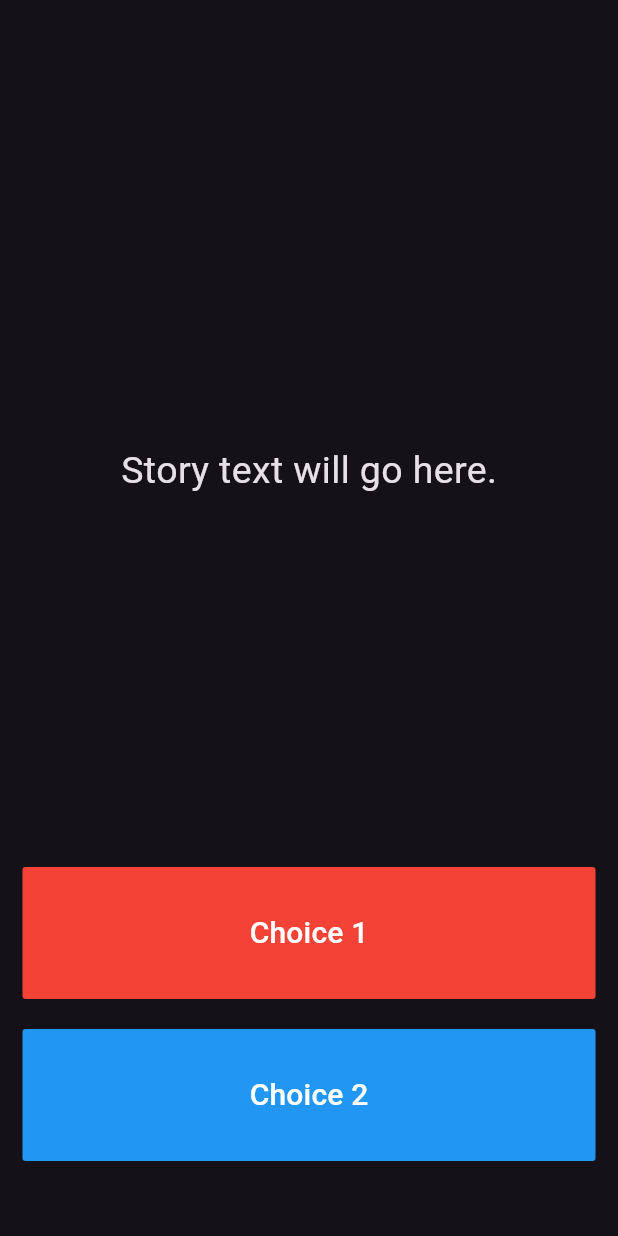
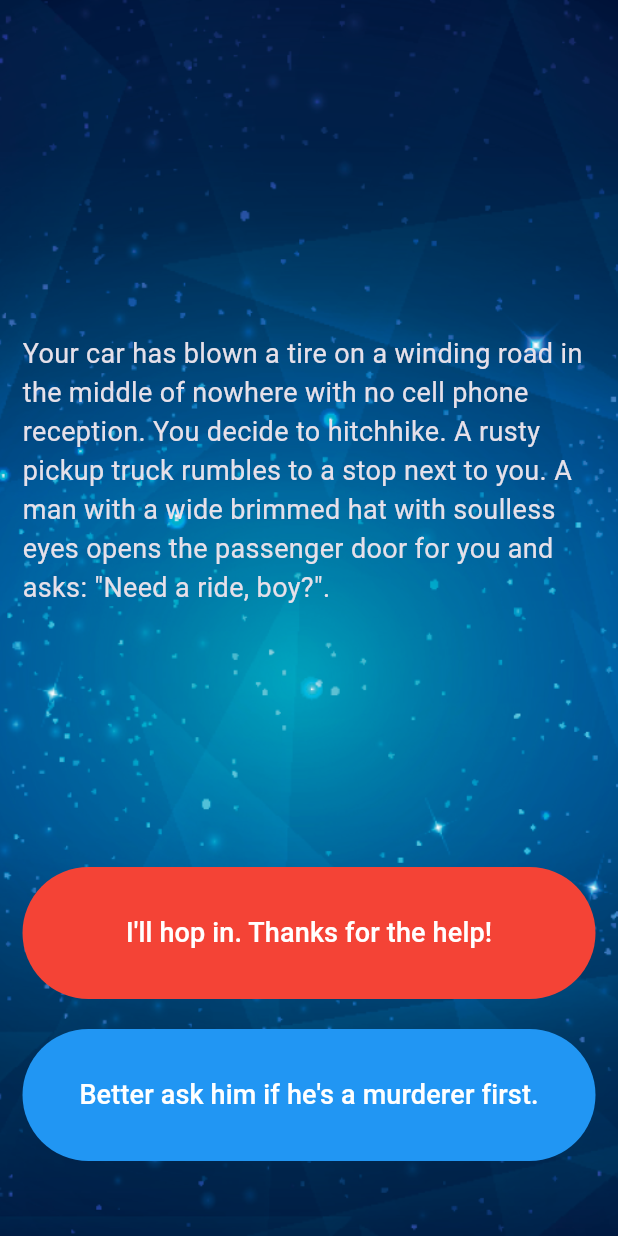
Before and after one commit to sergeyruppel/destiny-app-flutter, a Flutter app: the screen it shows after launch, on a phone screen of 412 x 824 dp. Run offline on Flutter 3.47's test engine with Material 3 defaults, Android fonts, the phone set to English and light mode, and no system bars.

Commit message:
Logic implementation

```diff
--- a/lib/main.dart
+++ b/lib/main.dart
@@ -1,32 +1,48 @@
+import 'package:destiny_app_flutter/story_logic.dart';
 import 'package:flutter/material.dart';
 
-//TODO: Step 15 - Run the app and see if you can see the screen update with the first story. Delete this TODO if it looks as you expected.
+// Step 15 - Run the app and see if you can see the screen update with the first story. Delete this \TODO if it looks as you expected.
 
-void main() => runApp(Destini());
+void main() => runApp(const Destini());
 
 class Destini extends StatelessWidget {
+  const Destini({super.key});
+
+  @override
   Widget build(BuildContext context) {
     return MaterialApp(
       theme: ThemeData.dark(),
-      home: StoryPage(),
+      home: const StoryPage(),
     );
   }
 }
 
-//TODO: Step 9 - Create a new storyBrain object from the StoryBrain class.
+// Step 9 - Create a new storyBrain object from the StoryBrain class.
+final storyLogic = StoryLogic();
 
 class StoryPage extends StatefulWidget {
+  const StoryPage({super.key});
+
+  @override
   _StoryPageState createState() => _StoryPageState();
 }
 
 class _StoryPageState extends State<StoryPage> {
+  final title = storyLogic.getStory();
+
   @override
   Widget build(BuildContext context) {
     return Scaffold(
       body: Container(
-        //TODO: Step 1 - Add background.png to this Container as a background image.
-        padding: EdgeInsets.symmetric(vertical: 50.0, horizontal: 15.0),
-        constraints: BoxConstraints.expand(),
+        // Step 1 - Add background.png to this Container as a background image.
+        decoration: const BoxDecoration(
+          image: DecorationImage(
+            image: AssetImage('assets/background.png'),
+            fit: BoxFit.cover,
+          ),
+        ),
+        padding: const EdgeInsets.symmetric(vertical: 50.0, horizontal: 15.0),
+        constraints: const BoxConstraints.expand(),
         child: SafeArea(
           child: Column(
             crossAxisAlignment: CrossAxisAlignment.stretch,
@@ -35,49 +51,66 @@
                 flex: 12,
                 child: Center(
                   child: Text(
-                    //TODO: Step 10 - use the storyBrain to get the first story title and display it in this Text Widget.
-                    'Story text will go here.',
-                    style: TextStyle(
-                      fontSize: 25.0,
+                    // Step 10 - use the storyBrain to get the first story title and display it in this Text Widget.
+                    // 'Story text will go here.',
+                    storyLogic.getStory(),
+                    style: const TextStyle(
+                      fontSize: 18.0,
                     ),
                   ),
                 ),
               ),
               Expanded(
                 flex: 2,
-                child: FlatButton(
+                child: TextButton(
                   onPressed: () {
                     //Choice 1 made by user.
-                    //TODO: Step 18 - Call the nextStory() method from storyBrain and pass the number 1 as the choice made by the user.
+                    // Step 18 - Call the nextStory() method from storyBrain and pass the number 1 as the choice made by the user.
+                    storyLogic.nextStory(1);
                   },
-                  color: Colors.red,
+
+                  // color: Colors.red,
+                  style: ButtonStyle(
+                    backgroundColor: WidgetStateProperty.all<Color>(Colors.red),
+                    foregroundColor:
+                        WidgetStateProperty.all<Color>(Colors.white),
+                  ),
                   child: Text(
-                    //TODO: Step 13 - Use the storyBrain to get the text for choice 1.
-                    'Choice 1',
-                    style: TextStyle(
-                      fontSize: 20.0,
+                    // Step 13 - Use the storyBrain to get the text for choice 1.
+                    // 'Choice 1',
+                    storyLogic.getChoice1(),
+                    style: const TextStyle(
+                      fontSize: 18.0,
                     ),
                   ),
                 ),
               ),
-              SizedBox(
+              const SizedBox(
                 height: 20.0,
               ),
               Expanded(
                 flex: 2,
                 //TODO: Step 26 - Use a Flutter Visibility Widget to wrap this FlatButton.
                 //TODO: Step 28 - Set the "visible" property of the Visibility Widget to equal the output from the buttonShouldBeVisible() method in the storyBrain.
-                child: FlatButton(
+                child: TextButton(
                   onPressed: () {
                     //Choice 2 made by user.
-                    //TODO: Step 19 - Call the nextStory() method from storyBrain and pass the number 2 as the choice made by the user.
+                    // Step 19 - Call the nextStory() method from storyBrain and pass the number 2 as the choice made by the user.
+                    storyLogic.nextStory(2);
                   },
-                  color: Colors.blue,
+                  // color: Colors.blue,
+                  style: ButtonStyle(
+                    backgroundColor:
+                        WidgetStateProperty.all<Color>(Colors.blue),
+                    foregroundColor:
+                        WidgetStateProperty.all<Color>(Colors.white),
+                  ),
                   child: Text(
-                    //TODO: Step 14 - Use the storyBrain to get the text for choice 2.
-                    'Choice 2',
-                    style: TextStyle(
-                      fontSize: 20.0,
+                    // Step 14 - Use the storyBrain to get the text for choice 2.
+                    // 'Choice 2',
+                    storyLogic.getChoice2(),
+                    style: const TextStyle(
+                      fontSize: 18.0,
                     ),
                   ),
                 ),
--- a/lib/story.dart
+++ b/lib/story.dart
@@ -1,5 +1,14 @@
-//TODO: Step 2 - Create a new class called Story.
+// Step 2 - Create a new class called Story.
 
-//TODO: Step 3 - Create 3 properties for this class, A. storyTitle to store the story text. B. choice1 to store the text for choice 1, C. choice2 to store the text for choice 2.
+// Step 3 - Create 3 properties for this class, A. storyTitle to store the story text. B. choice1 to store the text for choice 1, C. choice2 to store the text for choice 2.
 
-//TODO: Step 4 - Create a Constructor for this class to be able to initialise the properties created in step 3.
+// Step 4 - Create a Constructor for this class to be able to initialise the properties created in step 3.
+
+class Story {
+  final String storyTitle;
+  final String choice1;
+  final String choice2;
+
+  Story(
+      {required this.storyTitle, required this.choice1, required this.choice2});
+}
--- a/lib/story_logic.dart
+++ b/lib/story_logic.dart
@@ -1,59 +1,79 @@
-//TODO: Step 6 - import the story.dart file into this file.
+// Step 6 - import the story.dart file into this file.
 
-//TODO: Step 5 - Create a new class called StoryBrain.
+import 'package:destiny_app_flutter/story.dart';
 
-//TODO: Step 7 - Uncomment the lines below to include storyData as a private property in StoryBrain. Hint: You might need to change something in story.dart to make this work.
+// Step 5 - Create a new class called StoryBrain.
 
-//List<Story> _storyData = [
-//  Story(
-//      storyTitle:
-//      'Your car has blown a tire on a winding road in the middle of nowhere with no cell phone reception. You decide to hitchhike. A rusty pickup truck rumbles to a stop next to you. A man with a wide brimmed hat with soulless eyes opens the passenger door for you and asks: "Need a ride, boy?".',
-//      choice1: 'I\'ll hop in. Thanks for the help!',
-//      choice2: 'Better ask him if he\'s a murderer first.'),
-//  Story(
-//      storyTitle: 'He nods slowly, unphased by the question.',
-//      choice1: 'At least he\'s honest. I\'ll climb in.',
-//      choice2: 'Wait, I know how to change a tire.'),
-//  Story(
-//      storyTitle:
-//      'As you begin to drive, the stranger starts talking about his relationship with his mother. He gets angrier and angrier by the minute. He asks you to open the glovebox. Inside you find a bloody knife, two severed fingers, and a cassette tape of Elton John. He reaches for the glove box.',
-//      choice1: 'I love Elton John! Hand him the cassette tape.',
-//      choice2: 'It\'s him or me! You take the knife and stab him.'),
-//  Story(
-//      storyTitle:
-//      'What? Such a cop out! Did you know traffic accidents are the second leading cause of accidental death for most adult age groups?',
-//      choice1: 'Restart',
-//      choice2: ''),
-//  Story(
-//      storyTitle:
-//      'As you smash through the guardrail and careen towards the jagged rocks below you reflect on the dubious wisdom of stabbing someone while they are driving a car you are in.',
-//      choice1: 'Restart',
-//      choice2: ''),
-//  Story(
-//      storyTitle:
-//      'You bond with the murderer while crooning verses of "Can you feel the love tonight". He drops you off at the next town. Before you go he asks you if you know any good places to dump bodies. You reply: "Try the pier".',
-//      choice1: 'Restart',
-//      choice2: '')
-//];
+class StoryLogic {
+// Step 7 - Uncomment the lines below to include storyData as a private property in StoryBrain. Hint: You might need to change something in story.dart to make this work.
+
+  final List<Story> _storyData = [
+    Story(
+        storyTitle:
+            'Your car has blown a tire on a winding road in the middle of nowhere with no cell phone reception. You decide to hitchhike. A rusty pickup truck rumbles to a stop next to you. A man with a wide brimmed hat with soulless eyes opens the passenger door for you and asks: "Need a ride, boy?".',
+        choice1: 'I\'ll hop in. Thanks for the help!',
+        choice2: 'Better ask him if he\'s a murderer first.'),
+    Story(
+        storyTitle: 'He nods slowly, unphased by the question.',
+        choice1: 'At least he\'s honest. I\'ll climb in.',
+        choice2: 'Wait, I know how to change a tire.'),
+    Story(
+        storyTitle:
+            'As you begin to drive, the stranger starts talking about his relationship with his mother. He gets angrier and angrier by the minute. He asks you to open the glovebox. Inside you find a bloody knife, two severed fingers, and a cassette tape of Elton John. He reaches for the glove box.',
+        choice1: 'I love Elton John! Hand him the cassette tape.',
+        choice2: 'It\'s him or me! You take the knife and stab him.'),
+    Story(
+        storyTitle:
+            'What? Such a cop out! Did you know traffic accidents are the second leading cause of accidental death for most adult age groups?',
+        choice1: 'Restart',
+        choice2: ''),
+    Story(
+        storyTitle:
+            'As you smash through the guardrail and careen towards the jagged rocks below you reflect on the dubious wisdom of stabbing someone while they are driving a car you are in.',
+        choice1: 'Restart',
+        choice2: ''),
+    Story(
+        storyTitle:
+            'You bond with the murderer while crooning verses of "Can you feel the love tonight". He drops you off at the next town. Before you go he asks you if you know any good places to dump bodies. You reply: "Try the pier".',
+        choice1: 'Restart',
+        choice2: '')
+  ];
 
 //TODO: Step 23 - Use the storyNumber property inside getStory(), getChoice1() and getChoice2() so that it gets the updated story and choices rather than always just the first (0th) one.
 
-//TODO: Step 8 - Create a method called getStory() that returns the first storyTitle from _storyData.
+// Step 8 - Create a method called getStory() that returns the first storyTitle from _storyData.
+  String getStory() {
+    return _storyData[0].storyTitle;
+  }
 
-//TODO: Step 11 - Create a method called getChoice1() that returns the text for the first choice1 from _storyData.
+// Step 11 - Create a method called getChoice1() that returns the text for the first choice1 from _storyData.
+  String getChoice1() {
+    return _storyData[0].choice1;
+  }
 
-//TODO: Step 12 - Create a method called getChoice2() that returns the text for the first choice2 from _storyData.
+// Step 12 - Create a method called getChoice2() that returns the text for the first choice2 from _storyData.
+  String getChoice2() {
+    return _storyData[0].choice2;
+  }
 
 //TODO: Step 25 - Change the storyNumber property into a private property so that only story_brain.dart has access to it. You can do this by right clicking on the name (storyNumber) and selecting Refactor -> Rename to make the change across all the places where it's used.
 
-//TODO: Step 16 - Create a property called storyNumber which starts with a value of 0. This will be used to track which story the user is currently viewing.
+// Step 16 - Create a property called storyNumber which starts with a value of 0. This will be used to track which story the user is currently viewing.
+  var storyNumber = 0;
 
-//TODO: Step 17 - Create a method called nextStory(), it should not have any outputs but it should have 1 input called choiceNumber which will be the choice number (int) made by the user.
+// Step 17 - Create a method called nextStory(), it should not have any outputs but it should have 1 input called choiceNumber which will be the choice number (int) made by the user.
+  void nextStory(int choiceNumber) {
+// Step 20 - Download the story plan here: https://drive.google.com/uc?export=download&id=1KU6EghkO9Hf2hRM0756xFHgNaZyGCou3
 
-//TODO: Step 20 - Download the story plan here: https://drive.google.com/uc?export=download&id=1KU6EghkO9Hf2hRM0756xFHgNaZyGCou3
-
-//TODO: Step 21 - Using the story plan, update nextStory() to change the storyNumber depending on the choice made by the user. e.g. if choiceNumber was equal to 1 and the storyNumber is 0, the storyNumber should become 2.
+// Step 21 - Using the story plan, update nextStory() to change the storyNumber depending on the choice made by the user. e.g. if choiceNumber was equal to 1 and the storyNumber is 0, the storyNumber should become 2.
+    if (choiceNumber == 1 && storyNumber == 0) {
+      storyNumber = 2;
+    } else {
+      storyNumber = 1;
+    }
 
 //TODO: Step 22 - In nextStory() if the storyNumber is equal to 3 or 4 or 5, that means it's the end of the game and it should call a method called restart() that resets the storyNumber to 0.
+  }
 
 //TODO: Step 27 - Create a method called buttonShouldBeVisible() which checks to see if storyNumber is 0 or 1 or 2 (when both buttons should show choices) and return true if that is the case, else it should return false.
+}
--- a/pubspec.yaml
+++ b/pubspec.yaml
@@ -17,3 +17,5 @@
 
 flutter:
   uses-material-design: true
+  assets:
+    - assets/
```
Also changed, not shown: assets/background.png (added), 11 other files.
